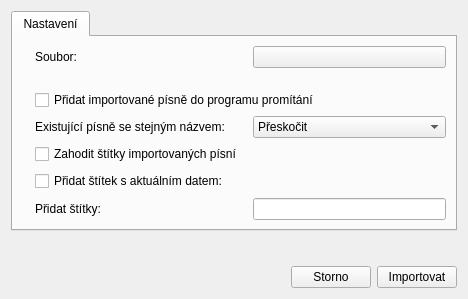
The window that src/importexport/lumenimportdialog.ui (CZDanol/StrawLumen) describes before a commit, drawn with Qt 5.
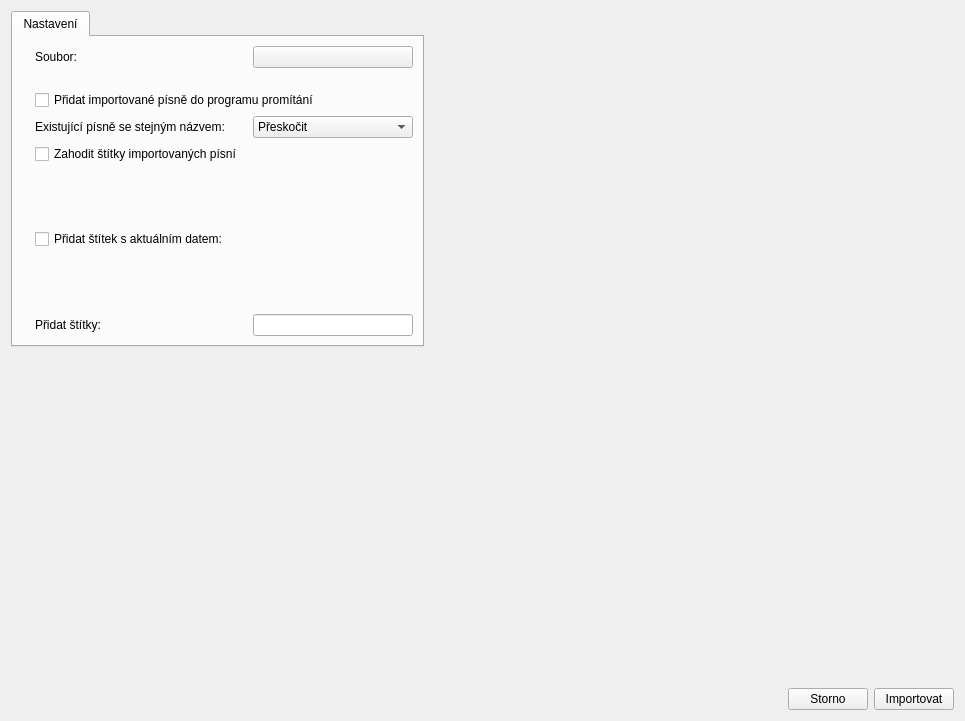
The same window after the commit. Icons and pictures are not drawn. Custom widgets are drawn as their Qt base class.

Commit message: Added ability to selectively import Lumen songs.

What changed in the file:
```diff
--- a/src/importexport/lumenimportdialog.ui
+++ b/src/importexport/lumenimportdialog.ui
@@ -9,8 +9,8 @@
    <rect>
     <x>0</x>
     <y>0</y>
-    <width>468</width>
-    <height>299</height>
+    <width>965</width>
+    <height>721</height>
    </rect>
   </property>
   <property name="windowTitle">
@@ -20,11 +20,11 @@
    <iconset resource="../../res/resources.qrc">
     <normaloff>:/logos/lumen_icon.ico</normaloff>:/logos/lumen_icon.ico</iconset>
   </property>
-  <layout class="QVBoxLayout" name="verticalLayout">
-   <item>
+  <layout class="QGridLayout" name="gridLayout_2">
+   <item row="1" column="0">
     <widget class="QTabWidget" name="twGallery_2">
      <property name="sizePolicy">
-      <sizepolicy hsizetype="Expanding" vsizetype="Preferred">
+      <sizepolicy hsizetype="Preferred" vsizetype="Preferred">
        <horstretch>0</horstretch>
        <verstretch>0</verstretch>
       </sizepolicy>
@@ -234,20 +234,17 @@
      </widget>
     </widget>
    </item>
-   <item>
-    <spacer name="verticalSpacer">
-     <property name="orientation">
-      <enum>Qt::Vertical</enum>
+   <item row="1" column="1">
+    <widget class="MultiSongSelectionWidget" name="wgtSongSelection" native="true">
+     <property name="sizePolicy">
+      <sizepolicy hsizetype="Expanding" vsizetype="Expanding">
+       <horstretch>0</horstretch>
+       <verstretch>0</verstretch>
+      </sizepolicy>
      </property>
-     <property name="sizeHint" stdset="0">
-      <size>
-       <width>20</width>
-       <height>40</height>
-      </size>
-     </property>
-    </spacer>
+    </widget>
    </item>
-   <item>
+   <item row="3" column="1">
     <layout class="QHBoxLayout" name="horizontalLayout_2">
      <item>
       <spacer name="horizontalSpacer">
@@ -295,6 +292,19 @@
      </item>
     </layout>
    </item>
+   <item row="2" column="0">
+    <spacer name="verticalSpacer_3">
+     <property name="orientation">
+      <enum>Qt::Vertical</enum>
+     </property>
+     <property name="sizeHint" stdset="0">
+      <size>
+       <width>20</width>
+       <height>40</height>
+      </size>
+     </property>
+    </spacer>
+   </item>
   </layout>
  </widget>
  <customwidgets>
@@ -303,6 +313,12 @@
    <extends>QLineEdit</extends>
    <header>wgt/songtagslineedit.h</header>
   </customwidget>
+  <customwidget>
+   <class>MultiSongSelectionWidget</class>
+   <extends>QWidget</extends>
+   <header>wgt/multisongselectionwidget.h</header>
+   <container>1</container>
+  </customwidget>
  </customwidgets>
  <tabstops>
   <tabstop>btnSelectFile</tabstop>
```
The commit also changes 13 other files.
